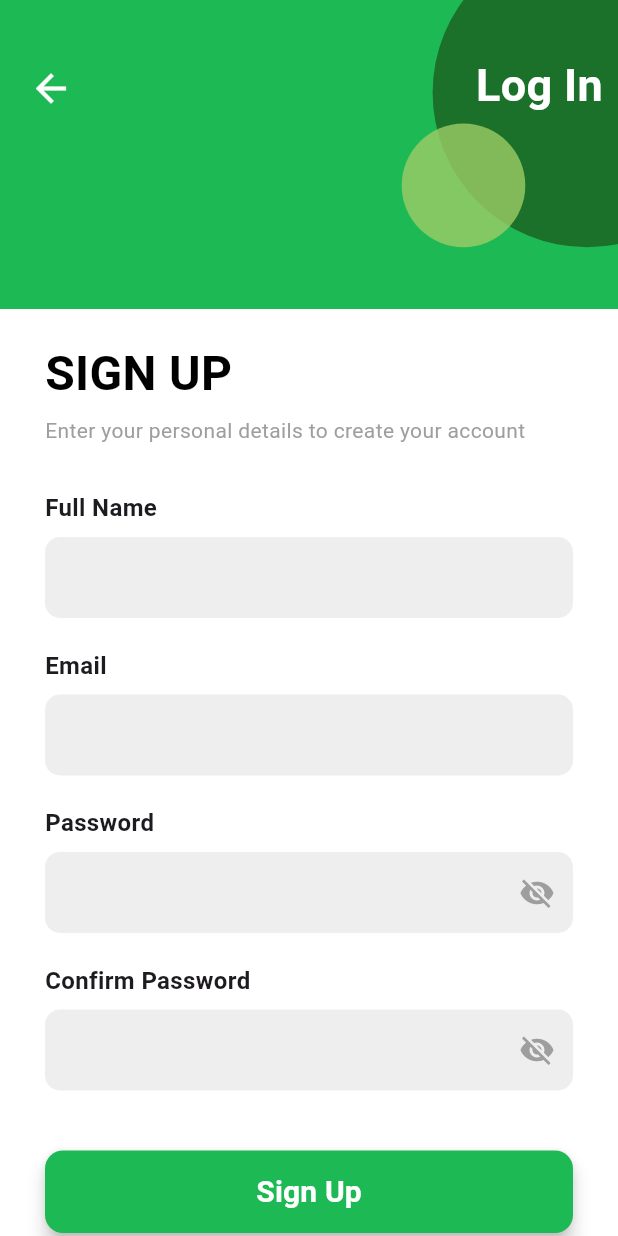
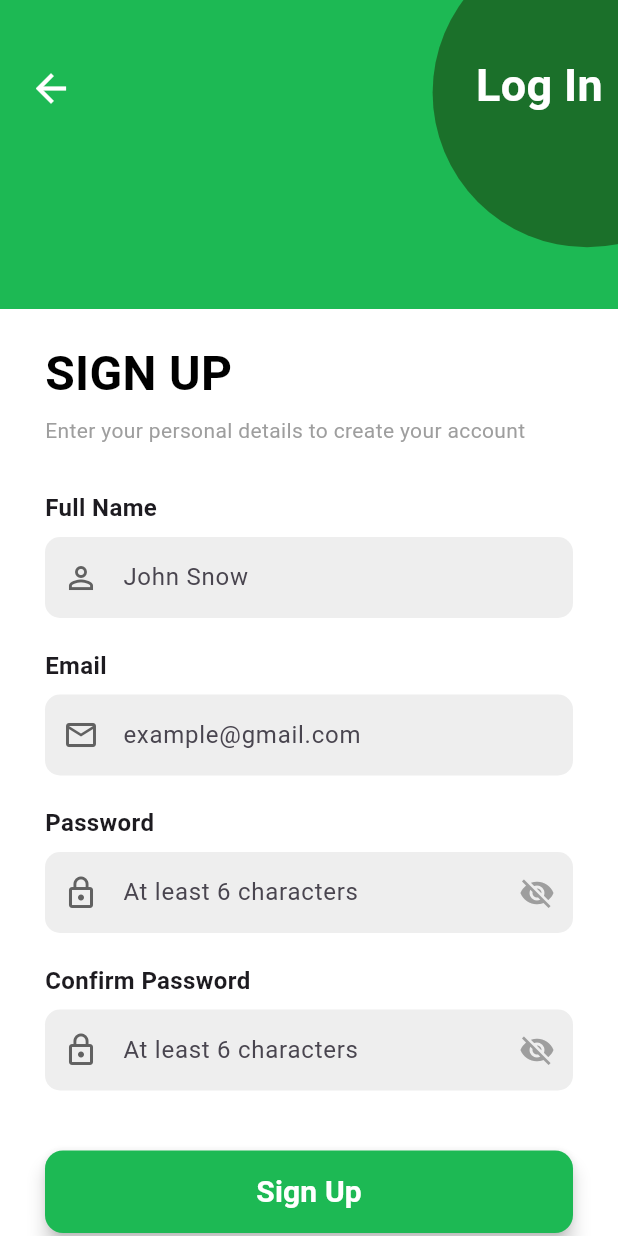
Before and after one commit to Yunowho07/ecopilot_test, a Flutter app: the AuthLandingScreen screen opened by its route, after a tap on the "arrow back" icon, after a tap on "Get Started", after a tap on "Sign Up", on a phone screen of 412 x 824 dp. Run offline on Flutter 3.47's test engine with Material 3 defaults, Android fonts, the phone set to English and light mode, and no system bars; our stand-ins replace cached_network_image, camera, cloud_firestore, firebase_auth, firebase_core, flutter_dotenv and 8 more; missing offline and left inert: flutter_facebook_auth, mobile_scanner; accounts and stored records are empty.

Commit message:
1. Implement log out function 2. Static rank in profile 3. Polish UI in onboarding screen 4. Polish UI in login and signup screen 5. Change icon for google, facebook and apple 6. Consistem theme color in home_screen 7. Reset password

```diff
--- a/lib/auth/landing.dart
+++ b/lib/auth/landing.dart
@@ -5,6 +5,7 @@ import '../../utils/constants.dart';
 import '/screens/onboarding_screen.dart'; // To navigate back to onboarding
 import 'login.dart';
 import 'signup.dart';
+import 'forgot_password.dart';
 
 class AuthLandingScreen extends StatelessWidget {
   const AuthLandingScreen({super.key});
@@ -148,7 +149,7 @@ class AuthLandingScreen extends StatelessWidget {
                   // Forgot Password (Optional, similar to FireFit design)
                   TextButton(
                     onPressed: () {
-                      // TODO: Implement navigation to Forgot Password screen
+                      showForgotPasswordDialog(context);
                     },
                     child: const Text(
                       'Forgot your password?',
--- a/lib/auth/signup.dart
+++ b/lib/auth/signup.dart
@@ -363,21 +363,21 @@ class _SignUpScreenState extends State<SignUpScreen> {
               ),
             ),
           ),
-          Positioned(
-            bottom: size.height * 0.05,
-            right: size.width * 0.15,
-            child: Container(
-              width: size.width * 0.2,
-              height: size.width * 0.2,
-              decoration: BoxDecoration(
-                color: colorWithOpacity(
-                  const Color(0xFF9CCC65),
-                  0.8,
-                ), // Lighter Green Accent
-                shape: BoxShape.circle,
-              ),
-            ),
-          ),
+          // Positioned(
+          //   bottom: size.height * 0.05,
+          //   right: size.width * 0.15,
+          //   child: Container(
+          //     width: size.width * 0.2,
+          //     height: size.width * 0.2,
+          //     decoration: BoxDecoration(
+          //       color: colorWithOpacity(
+          //         const Color(0xFF9CCC65),
+          //         0.8,
+          //       ), // Lighter Green Accent
+          //       shape: BoxShape.circle,
+          //     ),
+          //   ),
+          // ),
 
           // Back Button (Top Left)
           Positioned(
@@ -440,6 +440,19 @@ class _SignUpScreenState extends State<SignUpScreen> {
           keyboardType: keyboardType,
           validator: validator,
           decoration: InputDecoration(
+            hintText: isPassword
+                ? 'At least 6 characters'
+                : label.toLowerCase().contains('name')
+                ? 'John Snow'
+                : 'example@gmail.com',
+            prefixIcon: Icon(
+              isPassword
+                  ? Icons.lock_outline
+                  : label.toLowerCase().contains('name')
+                  ? Icons.person_outline
+                  : Icons.email_outlined,
+              color: Colors.grey[700],
+            ),
             contentPadding: const EdgeInsets.symmetric(
               horizontal: 15,
               vertical: 15,
@@ -491,8 +504,14 @@ class _SignUpScreenState extends State<SignUpScreen> {
       child: Row(
         mainAxisAlignment: MainAxisAlignment.center,
         children: [
-          // Placeholder for Google Icon
-          const Icon(Icons.account_circle, size: 24),
+          // Use project asset icon if available, otherwise fall back to a generic avatar icon
+          Image.asset(
+            assetPath,
+            width: 24,
+            height: 24,
+            errorBuilder: (context, error, stackTrace) =>
+                const Icon(Icons.account_circle, size: 24),
+          ),
           const SizedBox(width: 10),
           Text(
             text,
--- a/lib/screens/notification_screen.dart
+++ b/lib/screens/notification_screen.dart
@@ -436,6 +436,7 @@ class _NotificationScreenState extends State<NotificationScreen> {
       appBar: AppBar(
         backgroundColor: kPrimaryGreen,
         elevation: 0,
+        centerTitle: true,
         title: const Text(
           'Notifications',
           style: TextStyle(color: Colors.white, fontWeight: FontWeight.bold),
--- a/lib/screens/onboarding_screen.dart
+++ b/lib/screens/onboarding_screen.dart
@@ -20,17 +20,17 @@ class _OnboardingScreenState extends State<OnboardingScreen> {
     {
       'title': 'Scan Any Product',
       'image': 'assets/onboarding_eco_product.png',
-      'price': r'Scan, dispose and learn how to reduce waste with EcoPilot',
+      'price': r'Instantly scan products to see their Eco-Score and environmental impact',
     },
     {
       'title': 'Discover Eco Friendly',
       'image': 'assets/onboarding_eco_product_2.png',
-      'price': r'Get tips and progress on your eco impact',
+      'price': r'Find greener alternatives to make smarter, sustainable choices',
     },
     {
       'title': 'Track & Improve',
       'image': 'assets/onboarding_eco_product_3.png',
-      'price': r'Participate in challenges and earn rewards',
+      'price': r'Track your progress and grow your positive impact every day',
     },
   ];
 
@@ -90,24 +90,37 @@ class _OnboardingScreenState extends State<OnboardingScreen> {
                                 color: kPrimaryGreen,
                               ),
                             ),
-                            const SizedBox(width: 8),
-                            const Icon(
-                              Icons.eco,
-                              size: 22,
-                              color: Colors.green,
-                            ),
+                            // const SizedBox(width: 8),
+                            // const Icon(
+                            //   Icons.eco,
+                            //   size: 22,
+                            //   color: Colors.green,
+                            // ),
                           ],
                         ),
                         // small cart-like icon to mirror the wireframe spacing
-                        CircleAvatar(
-                          backgroundColor: Colors.white,
-                          radius: 18,
-                          child: Icon(
-                            Icons.shopping_bag_outlined,
-                            color: kPrimaryGreen,
-                            size: 20,
+                        Container(
+                          width: 60,
+                          height: 60,
+                          decoration: BoxDecoration(
+                            shape: BoxShape.circle,
+                            border: Border.all(
+                              color: Colors.white, // Border color
+                              width: 3, // Border thickness
+                            ),
                           ),
-                        ),
+                          child: Padding(
+                            padding: const EdgeInsets.all(6.0), // Space between image and border
+                            child: ClipRRect(
+                                  borderRadius: BorderRadius.circular(15), // Adjust the curve value
+                                  child: Image.asset('assets/ecopilot_logo_white.png',
+                                  width: 150,   // Set your preferred size
+                                  height: 150,
+                                  fit: BoxFit.cover,
+                                  ),
+                                )
+                          ),
+                        )
                       ],
                     ),
 
@@ -133,15 +146,12 @@ class _OnboardingScreenState extends State<OnboardingScreen> {
                       height: 86,
                       child: Row(
                         mainAxisAlignment: MainAxisAlignment.spaceAround,
-                        children: [
-                          _smallFeatureCircle('Hot Coffee', Icons.local_cafe),
-                          _smallFeatureCircle(
-                            'Drinks',
-                            Icons.emoji_food_beverage,
-                          ),
-                          _smallFeatureCircle('Hot Teas', Icons.local_drink),
-                          _smallFeatureCircle('Bakery', Icons.cake),
-                        ],
+                        // children: [
+                        //   _smallFeatureCircle('Hot Coffee', Icons.local_cafe),
+                        //   _smallFeatureCircle('Drinks',Icons.emoji_food_beverage,),
+                        //   _smallFeatureCircle('Hot Teas', Icons.local_drink),
+                        //   _smallFeatureCircle('Bakery', Icons.cake),
+                        // ],
                       ),
                     ),
 
@@ -230,11 +240,20 @@ class _OnboardingScreenState extends State<OnboardingScreen> {
                                     Text(
                                       page['price'] ?? '',
                                       style: const TextStyle(
-                                        fontSize: 18,
-                                        color: Colors.white,
+                                        fontSize: 16,
                                         fontWeight: FontWeight.bold,
+                                        color: Colors.white70,
                                       ),
+                                      textAlign: TextAlign.center,
                                     ),
+                                    // Text(
+                                    //   page['price'] ?? '',
+                                    //   style: const TextStyle(
+                                    //     fontSize: 18,
+                                    //     color: Colors.white,
+                                    //     fontWeight: FontWeight.bold,
+                                    //   ),
+                                    // ),
                                   ],
                                 ),
                               ),
--- a/lib/screens/setting_screen.dart
+++ b/lib/screens/setting_screen.dart
@@ -57,6 +57,7 @@ class _SettingScreenState extends State<SettingScreen> {
       appBar: AppBar(
         backgroundColor: kPrimaryGreen,
         elevation: 0,
+        centerTitle: true,
         title: const Text(
           'Settings',
           style: TextStyle(color: Colors.white, fontWeight: FontWeight.bold),
--- a/lib/screens/support_screen.dart
+++ b/lib/screens/support_screen.dart
@@ -13,6 +13,7 @@ class SupportScreen extends StatelessWidget {
       appBar: AppBar(
         backgroundColor: kPrimaryGreen,
         elevation: 0,
+        centerTitle: true,
         title: const Text('Support', style: TextStyle(color: Colors.white, fontWeight: FontWeight.bold)),
         leading: IconButton(
           icon: const Icon(Icons.arrow_back, color: Colors.white),
```
Also changed, not shown: lib/auth/firebase_service.dart (+23 -1 lines), lib/auth/forgot_password.dart (added, +131 -0 lines), lib/auth/login.dart (+30 -25 lines), lib/screens/home_screen.dart (+25 -16 lines), lib/screens/profile_screen.dart (+10 -10 lines), lib/screens/splash_screen.dart (+11 -10 lines), lib/widgets/app_drawer.dart (+29 -13 lines).
